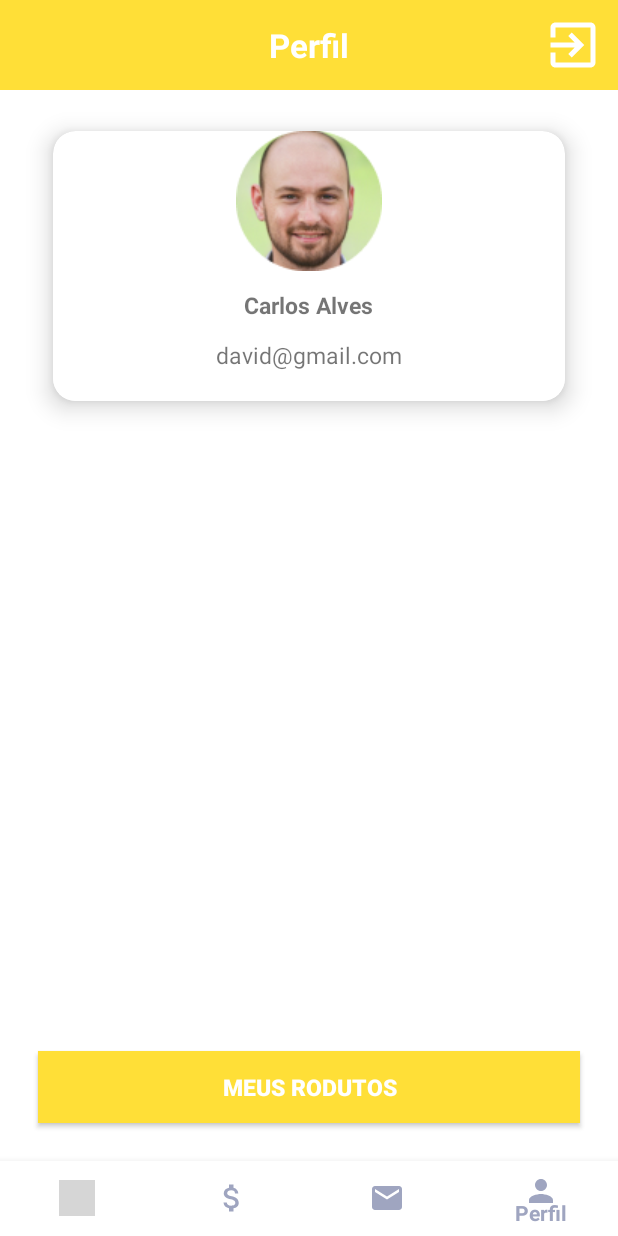
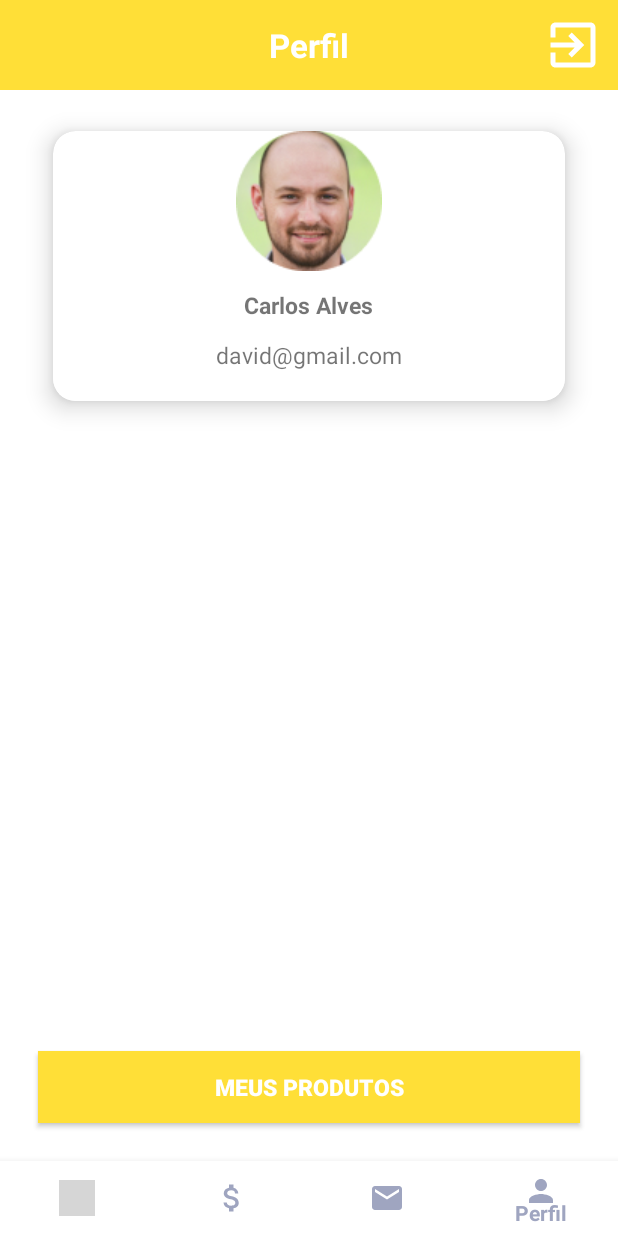
Before and after one commit to danigoulart/Hackathon-procelApp, an Android app: the PerfilActivity screen opened directly, with no data from a screen before it, on a phone screen of 412 x 824 dp. Run offline under Robolectric (Android 15) with nearby library versions, the phone set to English and light mode, and no system bars; grey boxes are pictures that could not be loaded.

Commit message:
Ajustando telas

```diff
--- a/MyApplication3/app/src/main/res/layout/activity_calc.xml
+++ b/MyApplication3/app/src/main/res/layout/activity_calc.xml
@@ -38,7 +38,6 @@
         android:layout_alignParentTop="true"
         android:layout_marginTop="13dp"
         android:text="Digite quantos kg de material voce deseja vender"
-        android:textAlignment="center"
         android:textSize="14dp" />
 
         <com.google.android.material.textfield.TextInputEditText
--- a/MyApplication3/app/src/main/res/layout/activity_home.xml
+++ b/MyApplication3/app/src/main/res/layout/activity_home.xml
@@ -25,7 +25,7 @@
             android:id="@+id/pager"
             android:layout_width="match_parent"
             android:layout_height="match_parent"
-            android:layout_marginBottom="50dp" />
+            />
 
     </LinearLayout>
 
--- a/MyApplication3/app/src/main/res/layout/activity_perfil.xml
+++ b/MyApplication3/app/src/main/res/layout/activity_perfil.xml
@@ -95,11 +95,12 @@
         android:layout_marginHorizontal="25dp"
         android:layout_marginBottom="25dp"
         android:background="@color/bg_yellow"
-        android:text="Meus rodutos"
+        android:text="Meus Produtos"
         android:textColor="@color/white"
         android:textSize="15dp"
         android:textStyle="bold"
-        app:layout_constraintBottom_toTopOf="@id/botton_nav" />
+        app:layout_constraintBottom_toTopOf="@id/botton_nav"
+        tools:layout_editor_absoluteX="25dp" />
 
     <com.google.android.material.bottomnavigation.BottomNavigationView
         android:id="@+id/botton_nav"
```
Also changed, not shown: MyApplication3/app/src/main/res/layout/fragment_artigos.xml (+15 -2 lines).
